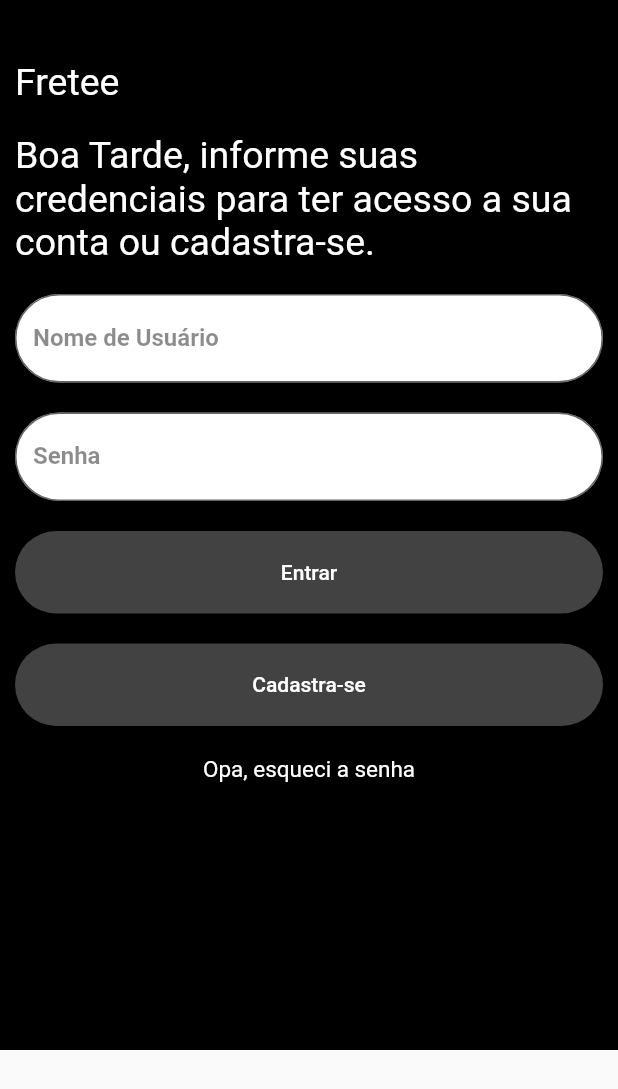
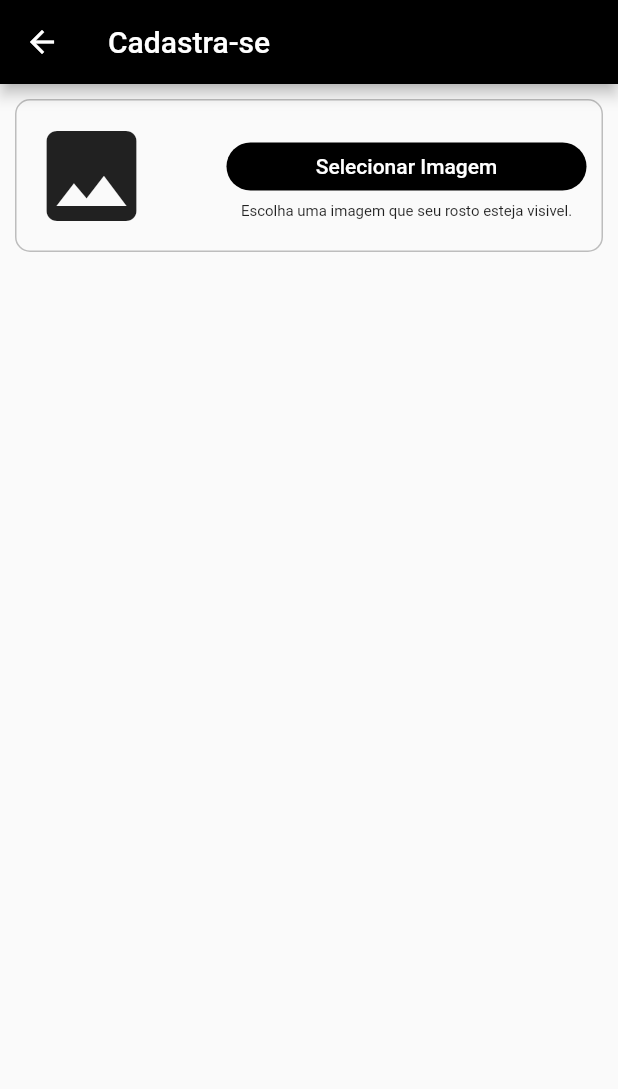
Before and after one commit to AbraaoLincoln/fretee-mobile, a Flutter app: the screen it shows after launch, after a tap on "Cadastra-se", on a phone screen of 412 x 824 dp. Shown: the top 1089 px of the screen. Run offline on Flutter 3.47's test engine with Material 2 defaults, Android fonts, the phone set to English and light mode, and no system bars; our stand-ins replace image_picker.

Commit message:
#2 tela de cadastro e seletor de imagem

```diff
--- a/lib/main.dart
+++ b/lib/main.dart
@@ -1,115 +1,6 @@
 import 'package:flutter/material.dart';
+import './telas/login.dart';
 
 void main() => runApp(MaterialApp(
       home: Login(),
     ));
-
-class Login extends StatefulWidget {
-  const Login({Key? key}) : super(key: key);
-
-  @override
-  _LoginState createState() => _LoginState();
-}
-
-class _LoginState extends State<Login> {
-  @override
-  Widget build(BuildContext context) {
-    return Scaffold(
-        body: SingleChildScrollView(
-            child: Container(
-      height: 700,
-      padding: EdgeInsets.fromLTRB(10, 20, 10, 0),
-      color: Colors.black,
-      child: Column(
-        crossAxisAlignment: CrossAxisAlignment.stretch,
-        children: [
-          Container(
-            margin: EdgeInsets.only(top: 20),
-            child: Text(
-              "Fretee",
-              style: TextStyle(color: Colors.white, fontSize: 25),
-              textAlign: TextAlign.left,
-            ),
-          ),
-          Container(
-            margin: EdgeInsets.only(top: 20),
-            child: Text(
-              _textoSaudacao(),
-              style: TextStyle(color: Colors.white, fontSize: 25),
-            ),
-          ),
-          Container(
-            margin: EdgeInsets.only(top: 20),
-            child: TextField(
-                decoration: InputDecoration(
-                    labelText: "Nome de Usuário",
-                    labelStyle: TextStyle(
-                        color: Colors.black45, fontWeight: FontWeight.bold),
-                    fillColor: Colors.white,
-                    filled: true,
-                    border: OutlineInputBorder(
-                        borderRadius: BorderRadius.circular(50.0)))),
-          ),
-          Container(
-            margin: EdgeInsets.only(top: 20),
-            child: TextField(
-                decoration: InputDecoration(
-                    labelText: "Senha",
-                    labelStyle: TextStyle(
-                        color: Colors.black45, fontWeight: FontWeight.bold),
-                    fillColor: Colors.white,
-                    filled: true,
-                    border: OutlineInputBorder(
-                      borderRadius: BorderRadius.circular(50.0),
-                    ))),
-          ),
-          Container(
-            margin: EdgeInsets.only(top: 20),
-            height: 55,
-            child: TextButton(
-              onPressed: () {},
-              child: Text("Entrar"),
-              style: ButtonStyle(
-                  foregroundColor:
-                      MaterialStateProperty.all<Color>(Colors.white),
-                  backgroundColor:
-                      MaterialStateProperty.all<Color>(Colors.grey.shade800),
-                  shape: MaterialStateProperty.all<RoundedRectangleBorder>(
-                      RoundedRectangleBorder(
-                    borderRadius: BorderRadius.circular(50),
-                  ))),
-            ),
-          ),
-          Container(
-            margin: EdgeInsets.only(top: 20),
-            height: 55,
-            child: TextButton(
-                onPressed: () {},
-                child: Text("Cadastra-se"),
-                style: ButtonStyle(
-                    foregroundColor:
-                        MaterialStateProperty.all<Color>(Colors.white),
-                    backgroundColor:
-                        MaterialStateProperty.all<Color>(Colors.grey.shade800),
-                    shape: MaterialStateProperty.all<RoundedRectangleBorder>(
-                        RoundedRectangleBorder(
-                      borderRadius: BorderRadius.circular(50),
-                    )))),
-          ),
-          Container(
-            margin: EdgeInsets.only(top: 20),
-            child: Text(
-              "Opa, esqueci a senha",
-              style: TextStyle(color: Colors.white, fontSize: 15),
-              textAlign: TextAlign.center,
-            ),
-          )
-        ],
-      ),
-    )));
-  }
-
-  String _textoSaudacao() {
-    return "Boa Tarde, informe suas credenciais para ter acesso a sua conta ou cadastra-se.";
-  }
-}
--- /dev/null
+++ b/lib/telas/cadastro_usuario.dart
@@ -0,0 +1,101 @@
+import 'dart:io';
+
+import 'package:flutter/material.dart';
+import 'package:flutter/services.dart';
+import 'package:image_picker/image_picker.dart';
+
+class CadastroUsuario extends StatefulWidget {
+  const CadastroUsuario({Key? key}) : super(key: key);
+
+  @override
+  _CadastroUsuarioState createState() => _CadastroUsuarioState();
+}
+
+class _CadastroUsuarioState extends State<CadastroUsuario> {
+  File? _image;
+
+  @override
+  Widget build(BuildContext context) {
+    return Scaffold(
+      appBar: AppBar(
+        title: Text("Cadastra-se"),
+        backgroundColor: Colors.black,
+      ),
+      body: Padding(
+        padding: EdgeInsets.all(10),
+        child: Column(
+          children: [_SeletorImagem()],
+        ),
+      ),
+    );
+  }
+
+  Widget _SeletorImagem() {
+    return Container(
+      decoration: BoxDecoration(
+          border: Border.all(color: Colors.grey.shade400),
+          borderRadius: BorderRadius.circular(10)),
+      child: Row(
+        mainAxisAlignment: MainAxisAlignment.spaceBetween,
+        children: [
+          Container(
+            padding: EdgeInsets.all(10),
+            child: ClipRRect(
+              borderRadius: BorderRadius.circular(8.0),
+              child: _image != null
+                  ? Image.file(
+                      _image!,
+                      width: 80,
+                      height: 80,
+                      fit: BoxFit.cover,
+                    )
+                  : Icon(
+                      Icons.image,
+                      size: 80,
+                    ),
+            ),
+          ),
+          Container(
+            padding: EdgeInsets.only(right: 10),
+            width: 250,
+            child: Column(
+              crossAxisAlignment: CrossAxisAlignment.stretch,
+              mainAxisAlignment: MainAxisAlignment.center,
+              children: [
+                TextButton(
+                    onPressed: selecionarImagemDaGaleria,
+                    child: Text("Selecionar Imagem"),
+                    style: TextButton.styleFrom(
+                        backgroundColor: Colors.black,
+                        primary: Colors.white,
+                        shape: RoundedRectangleBorder(
+                          borderRadius: BorderRadius.circular(50),
+                        ),
+                        // elevation: 15.0,
+                        minimumSize: Size(100, 10))),
+                Text(
+                  "Escolha uma imagem que seu rosto esteja visivel.",
+                  style: TextStyle(fontSize: 10),
+                  textAlign: TextAlign.center,
+                ),
+              ],
+            ),
+          )
+        ],
+      ),
+    );
+  }
+
+  Future selecionarImagemDaGaleria() async {
+    try {
+      final imagem = await ImagePicker().pickImage(source: ImageSource.gallery);
+      if (imagem == null) return;
+      final imageFile = File(imagem.path);
+      setState(() {
+        this._image = imageFile;
+      });
+    } on PlatformException catch (e) {
+      print("Não foi possivel selecionar a imagem");
+    }
+  }
+}
--- /dev/null
+++ b/lib/telas/login.dart
@@ -0,0 +1,117 @@
+import 'package:flutter/material.dart';
+import './cadastro_usuario.dart';
+
+class Login extends StatefulWidget {
+  const Login({Key? key}) : super(key: key);
+
+  @override
+  _LoginState createState() => _LoginState();
+}
+
+class _LoginState extends State<Login> {
+  @override
+  Widget build(BuildContext context) {
+    return Scaffold(
+        body: SingleChildScrollView(
+            child: Container(
+      height: 700,
+      padding: EdgeInsets.fromLTRB(10, 20, 10, 0),
+      color: Colors.black,
+      child: Column(
+        crossAxisAlignment: CrossAxisAlignment.stretch,
+        children: [
+          Container(
+            margin: EdgeInsets.only(top: 20),
+            child: Text(
+              "Fretee",
+              style: TextStyle(color: Colors.white, fontSize: 25),
+              textAlign: TextAlign.left,
+            ),
+          ),
+          Container(
+            margin: EdgeInsets.only(top: 20),
+            child: Text(
+              _textoSaudacao(),
+              style: TextStyle(color: Colors.white, fontSize: 25),
+            ),
+          ),
+          Container(
+            margin: EdgeInsets.only(top: 20),
+            child: TextField(
+                decoration: InputDecoration(
+                    labelText: "Nome de Usuário",
+                    labelStyle: TextStyle(
+                        color: Colors.black45, fontWeight: FontWeight.bold),
+                    fillColor: Colors.white,
+                    filled: true,
+                    border: OutlineInputBorder(
+                        borderRadius: BorderRadius.circular(50.0)))),
+          ),
+          Container(
+            margin: EdgeInsets.only(top: 20),
+            child: TextField(
+                decoration: InputDecoration(
+                    labelText: "Senha",
+                    labelStyle: TextStyle(
+                        color: Colors.black45, fontWeight: FontWeight.bold),
+                    fillColor: Colors.white,
+                    filled: true,
+                    border: OutlineInputBorder(
+                      borderRadius: BorderRadius.circular(50.0),
+                    ))),
+          ),
+          Container(
+            margin: EdgeInsets.only(top: 20),
+            height: 55,
+            child: TextButton(
+              onPressed: () {},
+              child: Text("Entrar"),
+              style: ButtonStyle(
+                  foregroundColor:
+                      MaterialStateProperty.all<Color>(Colors.white),
+                  backgroundColor:
+                      MaterialStateProperty.all<Color>(Colors.grey.shade800),
+                  shape: MaterialStateProperty.all<RoundedRectangleBorder>(
+                      RoundedRectangleBorder(
+                    borderRadius: BorderRadius.circular(50),
+                  ))),
+            ),
+          ),
+          Container(
+            margin: EdgeInsets.only(top: 20),
+            height: 55,
+            child: TextButton(
+                onPressed: () {
+                  Navigator.push(
+                    context,
+                    MaterialPageRoute(builder: (context) => CadastroUsuario()),
+                  );
+                },
+                child: Text("Cadastra-se"),
+                style: ButtonStyle(
+                    foregroundColor:
+                        MaterialStateProperty.all<Color>(Colors.white),
+                    backgroundColor:
+                        MaterialStateProperty.all<Color>(Colors.grey.shade800),
+                    shape: MaterialStateProperty.all<RoundedRectangleBorder>(
+                        RoundedRectangleBorder(
+                      borderRadius: BorderRadius.circular(50),
+                    )))),
+          ),
+          Container(
+            margin: EdgeInsets.only(top: 20),
+            child: Text(
+              "Opa, esqueci a senha",
+              style: TextStyle(color: Colors.white, fontSize: 15),
+              textAlign: TextAlign.center,
+            ),
+          )
+        ],
+      ),
+    )));
+  }
+
+  String _textoSaudacao() {
+    return "Boa Tarde, informe suas credenciais para ter acesso a sua conta ou cadastra-se.";
+  }
+}
--- a/pubspec.yaml
+++ b/pubspec.yaml
@@ -34,6 +34,7 @@ dependencies:
   # The following adds the Cupertino Icons font to your application.
   # Use with the CupertinoIcons class for iOS style icons.
   cupertino_icons: ^1.0.2
+  image_picker: ^0.8.4+4
 
 dev_dependencies:
   flutter_test:
```
Also changed, not shown: pubspec.lock.
